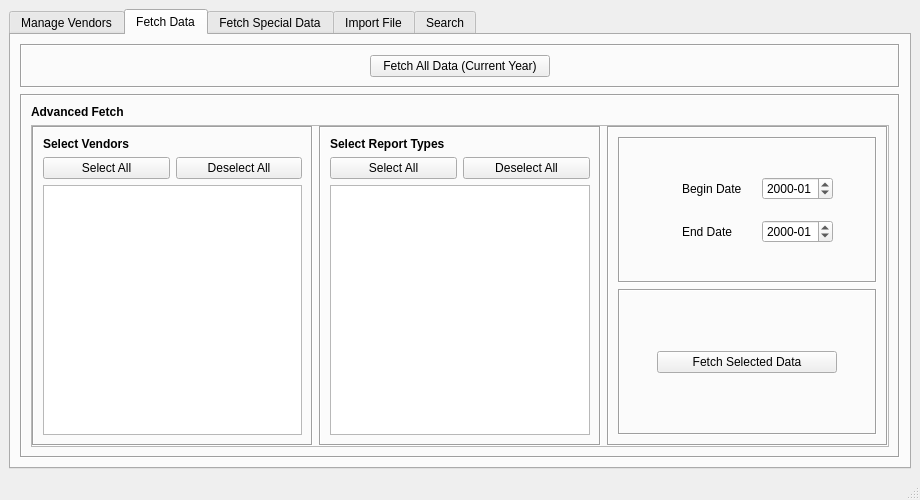
Before: the Qt Designer form ui/MainWindow.ui in CS-4820-Library-Project/COUNTER-5-Report-Tool-2020-5.0, drawn with Qt 5.
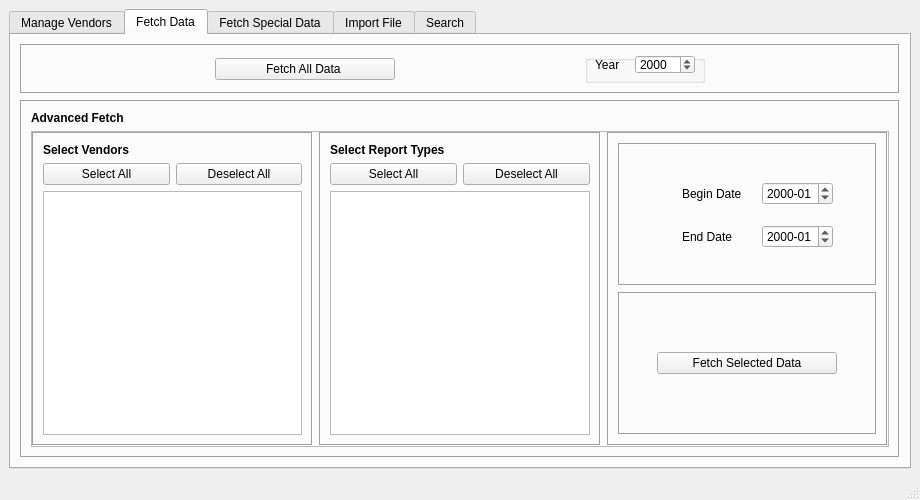
After: the same form once the commit is applied. The open tabs and pages were chosen to show the change.

Commit message: Added year selector for fetch all

```diff
--- a/ui/MainWindow.ui
+++ b/ui/MainWindow.ui
@@ -304,10 +304,67 @@
               </size>
              </property>
              <property name="text">
-              <string>Fetch All Data (Current Year)</string>
+              <string>Fetch All Data </string>
              </property>
             </widget>
            </item>
+           <item row="0" column="1">
+            <widget class="QGroupBox" name="groupBox">
+             <property name="maximumSize">
+              <size>
+               <width>120</width>
+               <height>16777215</height>
+              </size>
+             </property>
+             <property name="autoFillBackground">
+              <bool>false</bool>
+             </property>
+             <property name="title">
+              <string/>
+             </property>
+             <property name="alignment">
+              <set>Qt::AlignCenter</set>
+             </property>
+             <widget class="QLabel" name="Year_text">
+              <property name="geometry">
+               <rect>
+                <x>10</x>
+                <y>0</y>
+                <width>36</width>
+                <height>19</height>
+               </rect>
+              </property>
+              <property name="maximumSize">
+               <size>
+                <width>36</width>
+                <height>16777215</height>
+               </size>
+              </property>
+              <property name="text">
+               <string>Year</string>
+              </property>
+             </widget>
+             <widget class="QDateEdit" name="All_reports_edit_fetch">
+              <property name="geometry">
+               <rect>
+                <x>50</x>
+                <y>0</y>
+                <width>60</width>
+                <height>19</height>
+               </rect>
+              </property>
+              <property name="maximumSize">
+               <size>
+                <width>60</width>
+                <height>16777215</height>
+               </size>
+              </property>
+              <property name="displayFormat">
+               <string>yyyy</string>
+              </property>
+             </widget>
+            </widget>
+           </item>
           </layout>
          </widget>
         </item>
```
Left out of the diff: 4 changed lines with no effect on the pictures. The commit also changes 3 other files.
